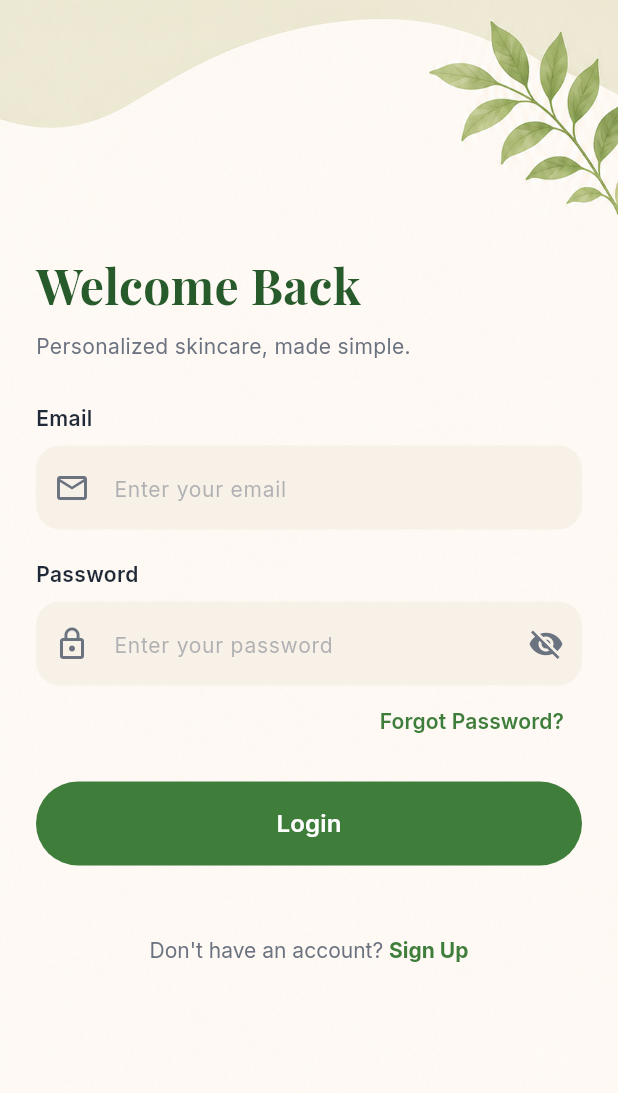
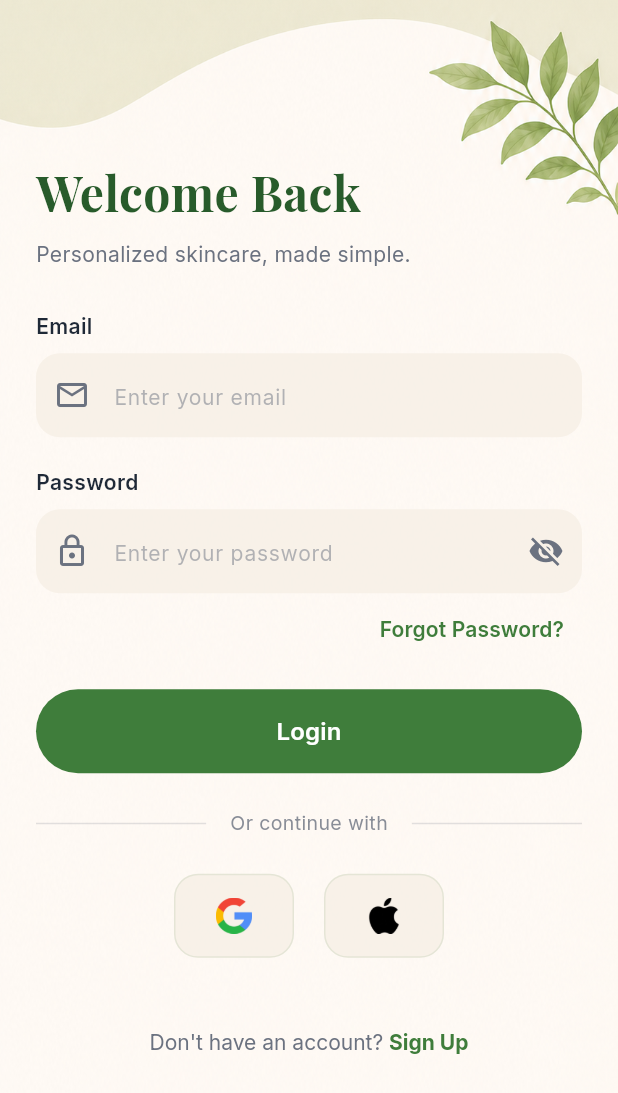
Before and after one commit to abhaysingh-10/nikaay, a Flutter app: the screen it shows after launch, after a tap on "Skip", after a tap on "Get Started", on a phone screen of 412 x 824 dp. Shown: the top 1093 px of the screen. Run offline on Flutter 3.47's test engine with Material 3 defaults, Android fonts, the light colour scheme and no system bars; our stand-ins replace firebase_core, flutter_riverpod, go_router, google_fonts, shared_preferences; accounts and stored records are empty.

Commit message:
feat: complete login screen UI with Google and Apple sign-in options

```diff
--- a/lib/features/auth/login_screen.dart
+++ b/lib/features/auth/login_screen.dart
@@ -202,6 +202,56 @@ class _LoginScreenState extends State<LoginScreen> {
                           ),
                         ),
                       ),
+                      const SizedBox(height: 24),
+
+                      // Social Login Divider
+                      Row(
+                        children: [
+                          Expanded(
+                            child: Divider(
+                              color: AppColors.secondaryText.withOpacity(0.2),
+                              thickness: 1,
+                            ),
+                          ),
+                          Padding(
+                            padding: const EdgeInsets.symmetric(horizontal: 16),
+                            child: Text(
+                              'Or continue with',
+                              style: AppTextStyles.subtitle.copyWith(
+                                fontSize: 13,
+                                color: AppColors.secondaryText.withOpacity(0.8),
+                              ),
+                            ),
+                          ),
+                          Expanded(
+                            child: Divider(
+                              color: AppColors.secondaryText.withOpacity(0.2),
+                              thickness: 1,
+                            ),
+                          ),
+                        ],
+                      ),
+                      const SizedBox(height: 24),
+
+                      // Social Login Buttons
+                      Row(
+                        mainAxisAlignment: MainAxisAlignment.center,
+                        children: [
+                          _buildSocialButton(
+                            logoPath: 'assets/auth/google.png',
+                            onTap: () {
+                              debugPrint("Google Sign-In Tapped");
+                            },
+                          ),
+                          const SizedBox(width: 20),
+                          _buildSocialButton(
+                            logoPath: 'assets/auth/apple.png',
+                            onTap: () {
+                              debugPrint("Apple Sign-In Tapped");
+                            },
+                          ),
+                        ],
+                      ),
                       const SizedBox(height: 32),
 
                       // Sign Up Link
@@ -237,4 +287,33 @@ class _LoginScreenState extends State<LoginScreen> {
       ),
     );
   }
+
+  Widget _buildSocialButton({
+    required String logoPath,
+    required VoidCallback onTap,
+  }) {
+    return GestureDetector(
+      onTap: onTap,
+      child: Container(
+        height: 56,
+        width: 80,
+        decoration: BoxDecoration(
+          color: AppColors.lightBeige.withOpacity(0.8),
+          borderRadius: BorderRadius.circular(16),
+          border: Border.all(
+            color: AppColors.primaryGreen.withOpacity(0.1),
+            width: 1,
+          ),
+        ),
+        child: Center(
+          child: Image.asset(
+            logoPath,
+            height: 24,
+            width: 24,
+            fit: BoxFit.contain,
+          ),
+        ),
+      ),
+    );
+  }
 }
```
Also changed, not shown: assets/auth/apple.png (added), assets/auth/google.png (added).
